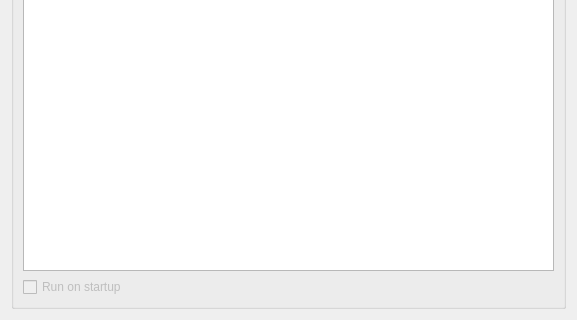
Old version of the form branches/tasma-2009/service-manager/src/ui.ui in the repository pars-linux/uludag; both pictures show x 0 to 577 and y 140 to 460 of the 577 by 460 pixel window.
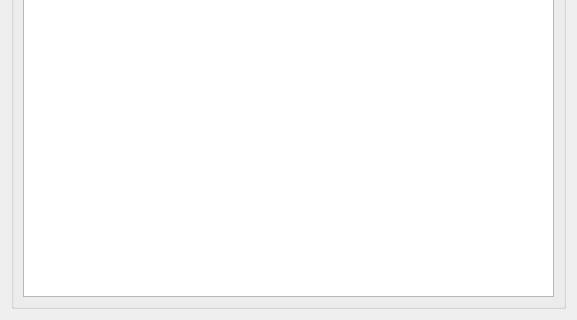
New version of the form. Custom widgets are drawn as their Qt base class.

```diff
--- a/branches/tasma-2009/service-manager/src/ui.ui
+++ b/branches/tasma-2009/service-manager/src/ui.ui
@@ -54,8 +54,14 @@
           <bold>false</bold>
          </font>
         </property>
-        <property name="editTriggers" >
-         <set>QAbstractItemView::NoEditTriggers</set>
+        <property name="styleSheet" >
+         <string notr="true" />
+        </property>
+        <property name="alternatingRowColors" >
+         <bool>true</bool>
+        </property>
+        <property name="selectionMode" >
+         <enum>QAbstractItemView::SingleSelection</enum>
         </property>
         <property name="iconSize" >
          <size>
@@ -64,17 +70,7 @@
          </size>
         </property>
         <property name="verticalScrollMode" >
-         <enum>QAbstractItemView::ScrollPerPixel</enum>
-        </property>
-       </widget>
-      </item>
-      <item row="2" column="0" colspan="2" >
-       <widget class="QCheckBox" name="checkRunOnStartup" >
-        <property name="enabled" >
-         <bool>false</bool>
-        </property>
-        <property name="text" >
-         <string>Run on startup</string>
+         <enum>QAbstractItemView::ScrollPerItem</enum>
         </property>
        </widget>
       </item>
```
